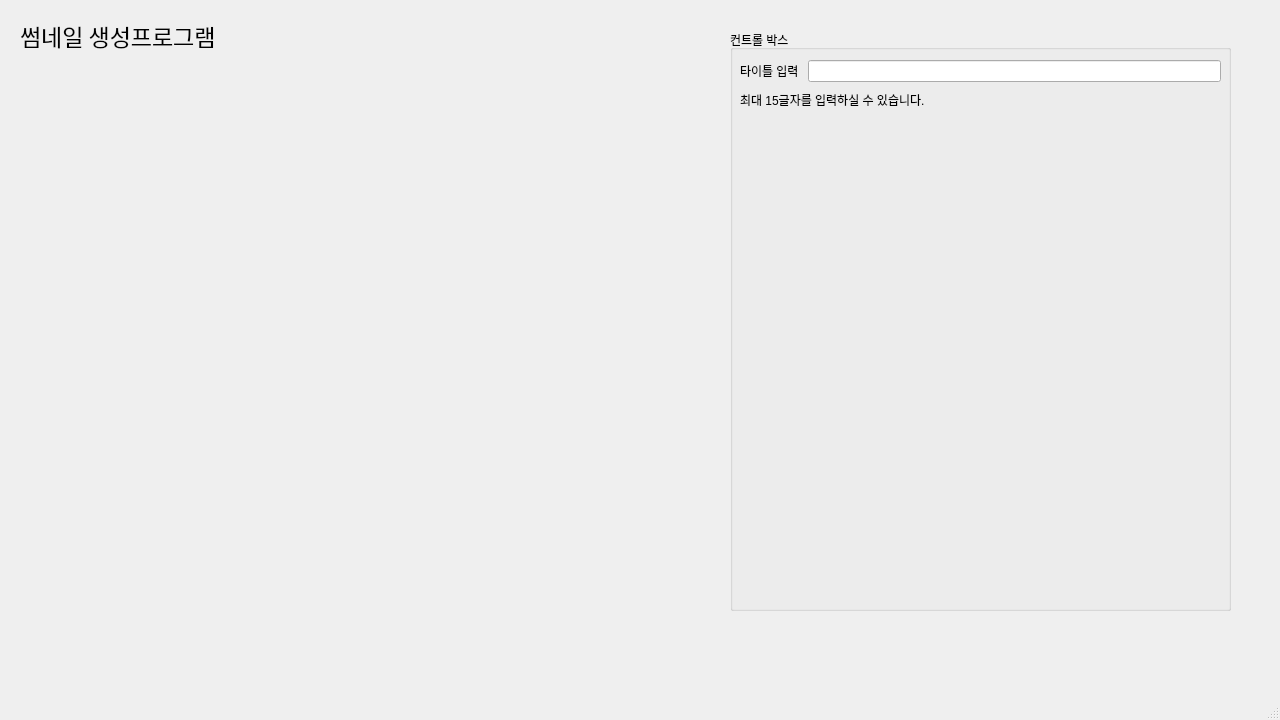
TaeKyoungAhn/Thumbnail_Project, file mainWindow.ui: the form before one commit.
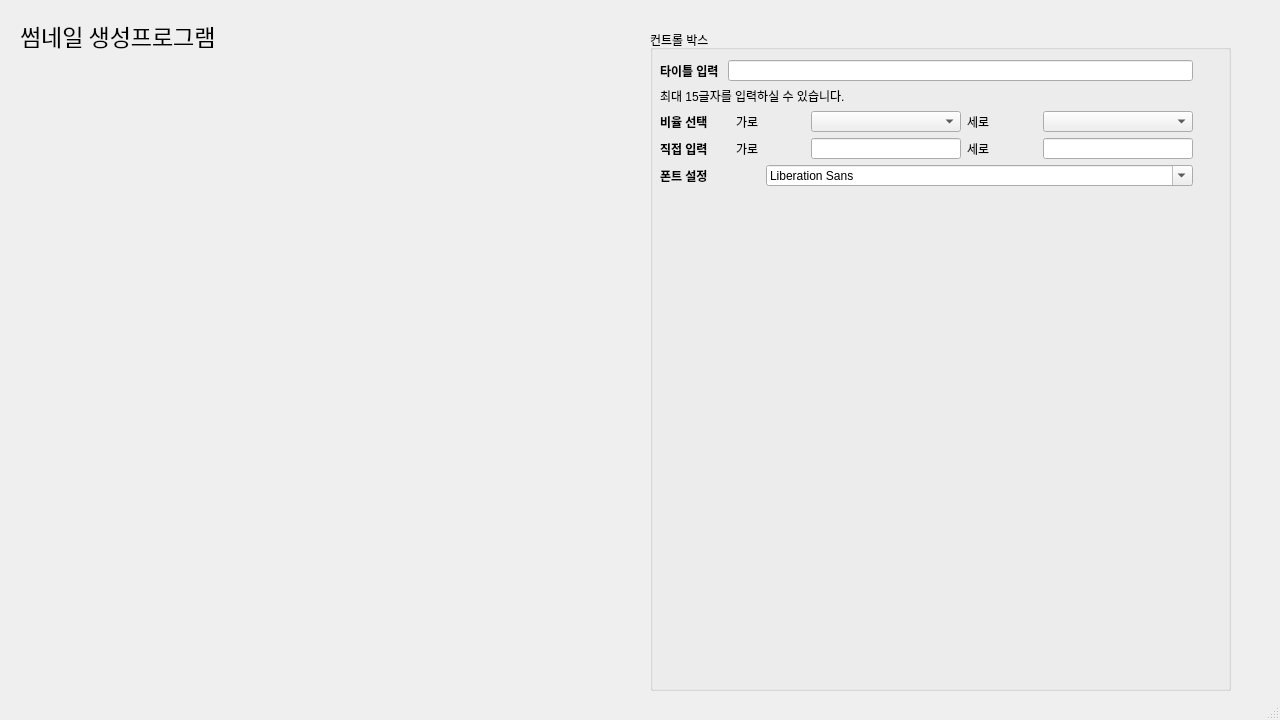
The form after the commit.

```diff
--- a/mainWindow.ui
+++ b/mainWindow.ui
@@ -49,10 +49,10 @@
    <widget class="QGroupBox" name="groupBox">
     <property name="geometry">
      <rect>
-      <x>730</x>
+      <x>650</x>
       <y>30</y>
-      <width>501</width>
-      <height>581</height>
+      <width>581</width>
+      <height>661</height>
      </rect>
     </property>
     <property name="title">
@@ -63,8 +63,8 @@
       <rect>
        <x>10</x>
        <y>30</y>
-       <width>481</width>
-       <height>51</height>
+       <width>533</width>
+       <height>126</height>
       </rect>
      </property>
      <layout class="QVBoxLayout" name="verticalLayout">
@@ -72,6 +72,12 @@
        <layout class="QHBoxLayout" name="horizontalLayout">
         <item>
          <widget class="QLabel" name="label">
+          <property name="font">
+           <font>
+            <weight>75</weight>
+            <bold>true</bold>
+           </font>
+          </property>
           <property name="text">
            <string>타이틀 입력 </string>
           </property>
@@ -89,6 +95,176 @@
         </property>
        </widget>
       </item>
+      <item>
+       <layout class="QHBoxLayout" name="horizontalLayout_2">
+        <item>
+         <widget class="QLabel" name="label_4">
+          <property name="font">
+           <font>
+            <weight>75</weight>
+            <bold>true</bold>
+           </font>
+          </property>
+          <property name="text">
+           <string>비율 선택</string>
+          </property>
+         </widget>
+        </item>
+        <item>
+         <widget class="QLabel" name="label_8">
+          <property name="maximumSize">
+           <size>
+            <width>100</width>
+            <height>100</height>
+           </size>
+          </property>
+          <property name="text">
+           <string>가로</string>
+          </property>
+         </widget>
+        </item>
+        <item>
+         <widget class="QComboBox" name="widthCombo">
+          <property name="minimumSize">
+           <size>
+            <width>150</width>
+            <height>0</height>
+           </size>
+          </property>
+          <property name="maximumSize">
+           <size>
+            <width>100</width>
+            <height>100</height>
+           </size>
+          </property>
+         </widget>
+        </item>
+        <item>
+         <widget class="QLabel" name="label_9">
+          <property name="maximumSize">
+           <size>
+            <width>100</width>
+            <height>100</height>
+           </size>
+          </property>
+          <property name="text">
+           <string>세로</string>
+          </property>
+         </widget>
+        </item>
+        <item>
+         <widget class="QComboBox" name="heightCombo">
+          <property name="minimumSize">
+           <size>
+            <width>150</width>
+            <height>0</height>
+           </size>
+          </property>
+          <property name="maximumSize">
+           <size>
+            <width>150</width>
+            <height>100</height>
+           </size>
+          </property>
+         </widget>
+        </item>
+       </layout>
+      </item>
+      <item>
+       <layout class="QHBoxLayout" name="horizontalLayout_3">
+        <item>
+         <widget class="QLabel" name="label_5">
+          <property name="font">
+           <font>
+            <weight>75</weight>
+            <bold>true</bold>
+           </font>
+          </property>
+          <property name="text">
+           <string>직접 입력</string>
+          </property>
+         </widget>
+        </item>
+        <item>
+         <widget class="QLabel" name="label_6">
+          <property name="text">
+           <string>가로</string>
+          </property>
+         </widget>
+        </item>
+        <item>
+         <widget class="QLineEdit" name="customWidth">
+          <property name="minimumSize">
+           <size>
+            <width>150</width>
+            <height>0</height>
+           </size>
+          </property>
+          <property name="maximumSize">
+           <size>
+            <width>150</width>
+            <height>100</height>
+           </size>
+          </property>
+         </widget>
+        </item>
+        <item>
+         <widget class="QLabel" name="label_7">
+          <property name="text">
+           <string>세로</string>
+          </property>
+         </widget>
+        </item>
+        <item>
+         <widget class="QLineEdit" name="customHeight">
+          <property name="minimumSize">
+           <size>
+            <width>150</width>
+            <height>0</height>
+           </size>
+          </property>
+          <property name="maximumSize">
+           <size>
+            <width>150</width>
+            <height>100</height>
+           </size>
+          </property>
+         </widget>
+        </item>
+       </layout>
+      </item>
+      <item>
+       <layout class="QHBoxLayout" name="horizontalLayout_4">
+        <item>
+         <widget class="QLabel" name="label_10">
+          <property name="minimumSize">
+           <size>
+            <width>100</width>
+            <height>0</height>
+           </size>
+          </property>
+          <property name="maximumSize">
+           <size>
+            <width>100</width>
+            <height>16777215</height>
+           </size>
+          </property>
+          <property name="font">
+           <font>
+            <weight>75</weight>
+            <bold>true</bold>
+           </font>
+          </property>
+          <property name="text">
+           <string>폰트 설정</string>
+          </property>
+         </widget>
+        </item>
+        <item>
+         <widget class="QFontComboBox" name="fontComboBox"/>
+        </item>
+       </layout>
+      </item>
      </layout>
     </widget>
    </widget>
```
Left out of the diff: 12 changed lines with no effect on the pictures.
